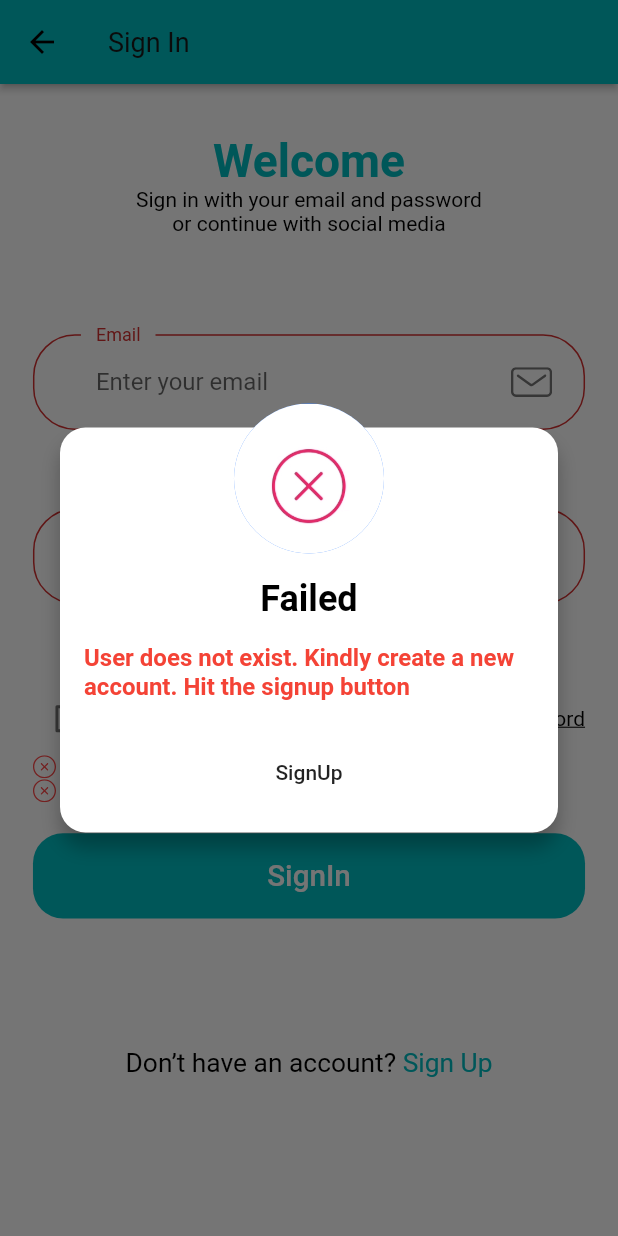
After one commit to anoda-nii/Travel-Eddie, a Flutter app: the SignInScreen screen opened by its route, after a tap on "SignIn", on a phone screen of 412 x 824 dp. The commit adds this screen. Run offline on Flutter 3.47's test engine with Material 2 defaults, Android fonts, the phone set to English and light mode, and no system bars; our stand-ins replace firebase_auth, firebase_core, flutter_svg; accounts and stored records are empty; Roboto replaces fonts that are missing (Muli).

Commit message:
Firebase auth 1.0

```diff
--- /dev/null
+++ b/lib/Dialog.dart
@@ -0,0 +1,87 @@
+import 'package:flutter/material.dart';
+import 'package:travel_eddie_k/screens/sign_in/sign_up/sign_up_screen.dart';
+
+class CustomDialog extends StatelessWidget {
+  final String title, description, buttonText;
+  final Image image;
+
+  static String routeName = "/Dialog";
+
+  CustomDialog({this.title, this.description, this.buttonText, this.image});
+  @override
+  Widget build(BuildContext context) {
+    return Dialog(
+      shape: RoundedRectangleBorder(borderRadius: BorderRadius.circular(16)),
+      elevation: 0,
+      backgroundColor: Colors.transparent,
+      child: dialogContent(context),
+    );
+  }
+
+  dialogContent(BuildContext context) {
+    return Stack(children: <Widget>[
+      Container(
+        padding: EdgeInsets.only(
+          top: 100,
+          bottom: 16,
+          left: 16,
+          right: 16,
+        ),
+        margin: EdgeInsets.only(top: 16),
+        decoration: BoxDecoration(
+            color: Colors.white,
+            shape: BoxShape.rectangle,
+            borderRadius: BorderRadius.circular(17),
+            boxShadow: [
+              BoxShadow(
+                color: Colors.black26,
+                blurRadius: 10.0,
+                offset: Offset(0.0, 10.0),
+              )
+            ]),
+        child: Column(
+          mainAxisSize: MainAxisSize.min,
+          children: <Widget>[
+            Text(
+              title,
+              style: TextStyle(
+                fontSize: 24.0,
+                fontWeight: FontWeight.bold,
+                color: Colors.black,
+              ),
+            ),
+            SizedBox(
+              height: 16.0,
+            ),
+            Text(description,
+                style: TextStyle(
+                    fontSize: 16.0,
+                    fontWeight: FontWeight.bold,
+                    color: Colors.red)),
+            SizedBox(height: 24.0),
+            Align(
+              alignment: Alignment.bottomCenter,
+              child: FlatButton(
+                onPressed: () {
+                  Navigator.of(context).push(MaterialPageRoute(
+                      builder: (BuildContext context) => SignUpScreen()));
+                },
+                child: Text("SignUp"),
+              ),
+            )
+          ],
+        ),
+      ),
+      Positioned(
+        top: 0,
+        left: 16,
+        right: 16,
+        child: CircleAvatar(
+          backgroundColor: Colors.blueAccent,
+          radius: 50,
+          backgroundImage: AssetImage('assets/okay.gif'),
+        ),
+      )
+    ]);
+  }
+}
--- a/lib/screens/sign_in/components/sign_form.dart
+++ b/lib/screens/sign_in/components/sign_form.dart
@@ -6,6 +6,7 @@ import 'package:travel_eddie_k/screens/complete_profile/complete_profile_screen.
 import 'package:travel_eddie_k/screens/forgot_password/forgot_password_screen.dart';
 import 'package:travel_eddie_k/screens/login_success/login_success_screen.dart';
 
+import '../../../Dialog.dart';
 import '../../../components/default_button.dart';
 import '../../../constants.dart';
 import '../../../size_config.dart';
@@ -24,8 +25,8 @@ class _SignFormState extends State<SignForm> {
   String password;
   FormType _formType = FormType.login;
   bool remember = false;
+
   final List<String> errors = [];
-  FirebaseUser user;
   void addError({String error}) {
     if (!errors.contains(error))
       setState(() {
@@ -54,25 +55,17 @@ class _SignFormState extends State<SignForm> {
     if (validateAndSave()) {
       try {
         if (_formType == FormType.login) {
-          AuthResult user = (await FirebaseAuth.instance
+          UserCredential user = (await FirebaseAuth.instance
               .signInWithEmailAndPassword(email: email, password: password));
           print('Signed in: $user');
-        //   if (user ==null){
 
-        //     print("Cannot sign in ");
-        // }
           Navigator.of(context).push(MaterialPageRoute(
-              builder: (BuildContext context) => CompleteProfileScreen()));
+              builder: (BuildContext context) => LoginSuccessScreen()));
         }
-        // Navigator.of(context).push(MaterialPageRoute(
-        //     builder: (BuildContext context) => LoginSuccessScreen()));
       } catch (e) {
         print('Error: $e');
-
       }
-
     }
-
   }
 
   @override
@@ -116,16 +109,19 @@ class _SignFormState extends State<SignForm> {
           FormError(errors: errors),
           SizedBox(height: getProportionateScreenHeight(20)),
           DefaultButton(
-            text: "Continue",
+            text: "SignIn",
             press: () {
               if (_formKey.currentState.validate()) {
                 _formKey.currentState.save();
                 validateAndSubmit();
-                // if all are valid then go to success screen
-                if(user==null){
-                  print('Error signing in');
-                }
-                Navigator.pushNamed(context, LoginSuccessScreen.routeName);
+              } else {
+                showDialog(
+                    context: context,
+                    builder: (context) => CustomDialog(
+                          title: "Failed",
+                          description:
+                              "User does not exist. Kindly create a new account. Hit the signup button",
+                        ));
               }
             },
           ),
--- a/lib/screens/sign_in/sign_up/components/sign_up_form.dart
+++ b/lib/screens/sign_in/sign_up/components/sign_up_form.dart
@@ -55,12 +55,12 @@ class _SignUpFormState extends State<SignUpForm> {
     if (validateAndSave()) {
       try {
         if (_formType == FormType.signup) {
-          AuthResult user = await FirebaseAuth.instance
+          UserCredential user = await FirebaseAuth.instance
               .createUserWithEmailAndPassword(email: email, password: password);
           print('Registered user: $user');
         }
         Navigator.of(context).push(MaterialPageRoute(
-            builder: (BuildContext context) => LoginSuccessScreen()));
+            builder: (BuildContext context) => CompleteProfileScreen()));
       } catch (e) {
         print('Error: $e');
       }
--- a/pubspec.yaml
+++ b/pubspec.yaml
@@ -30,8 +30,8 @@ dependencies:
   cupertino_icons: ^0.1.3
   flutter_svg: ^0.18.0 # help us to use SVG in our app
   provider: ^4.3.1 # for State management
-  firebase_auth: ^0.16.0
-  firebase_core: ^0.4.4
+  firebase_auth: ^0.18.1+1
+  firebase_core: ^0.5.0
 
 dev_dependencies:
   flutter_test:
@@ -50,6 +50,7 @@ flutter:
   assets:
     - assets/images/
     - assets/icons/
+    - assets/
   #   - images/a_dot_ham.jpeg
 
   # An image asset can refer to one or more resolution-specific "variants", see
```
Also changed, not shown: lib/main.dart (+5 -14 lines), lib/services/auth_service.dart (+15 -58 lines), assets/okay.gif (added), pubspec.lock, 3 other files.
